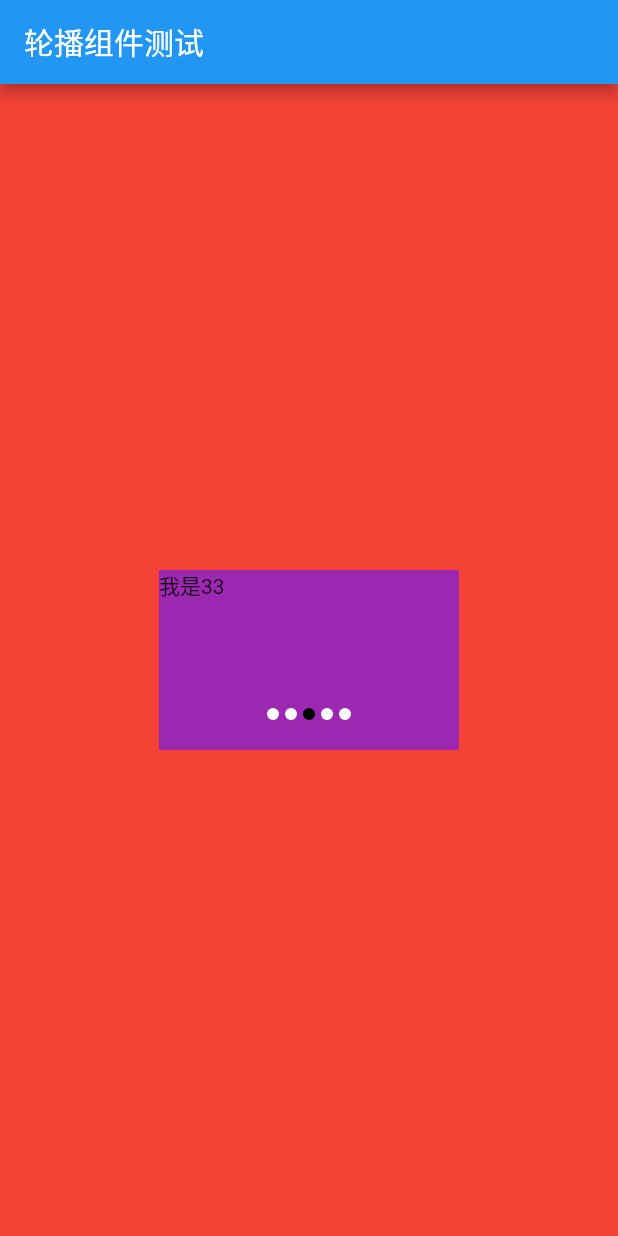
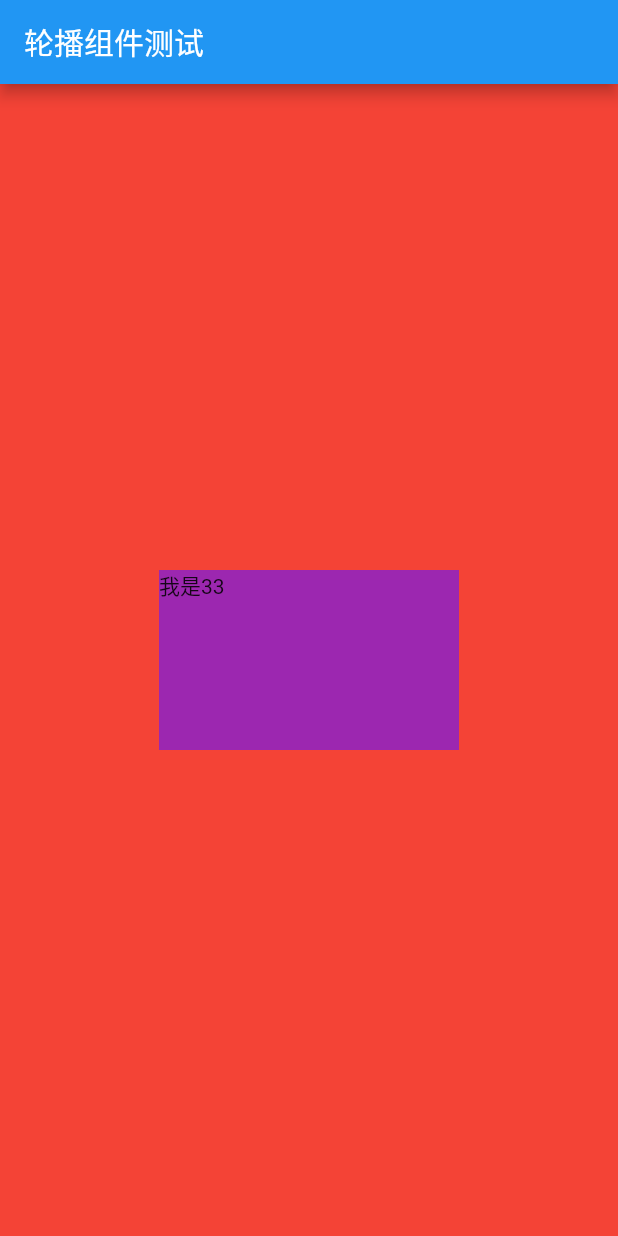
Before and after one commit to zhoushuangjian001/idkit_rotation, a Flutter app: the screen it shows after launch, on a phone screen of 412 x 824 dp. Run offline on Flutter 3.47's test engine with Material 2 defaults, Android fonts, the phone set to English and light mode, and no system bars.

Commit message:
列表偏移修复-上下

```diff
--- a/example/lib/main.dart
+++ b/example/lib/main.dart
@@ -28,15 +28,9 @@ class FPage extends StatelessWidget {
           child: IDKitRotation(
             height: 120,
             width: 200,
-            pageControlState: true,
-            rotationDirection: Axis.horizontal,
-            pageControlShape: BoxShape.circle,
-            pageControlEdgeInsets: PageControlEdgeInsets.only(bottom: 20),
+            pageControlState: false,
+            rotationDirection: Axis.vertical,
             future: Future.value(["11", "22", "33", "44", "55"]),
-            placeholderChild: Container(
-              alignment: Alignment.center,
-              child: Text("我是默认"),
-            ),
             buildItem: (context, index, data) {
               return Container(
                 height: 30,
```
Also changed, not shown: example/pubspec.lock.
